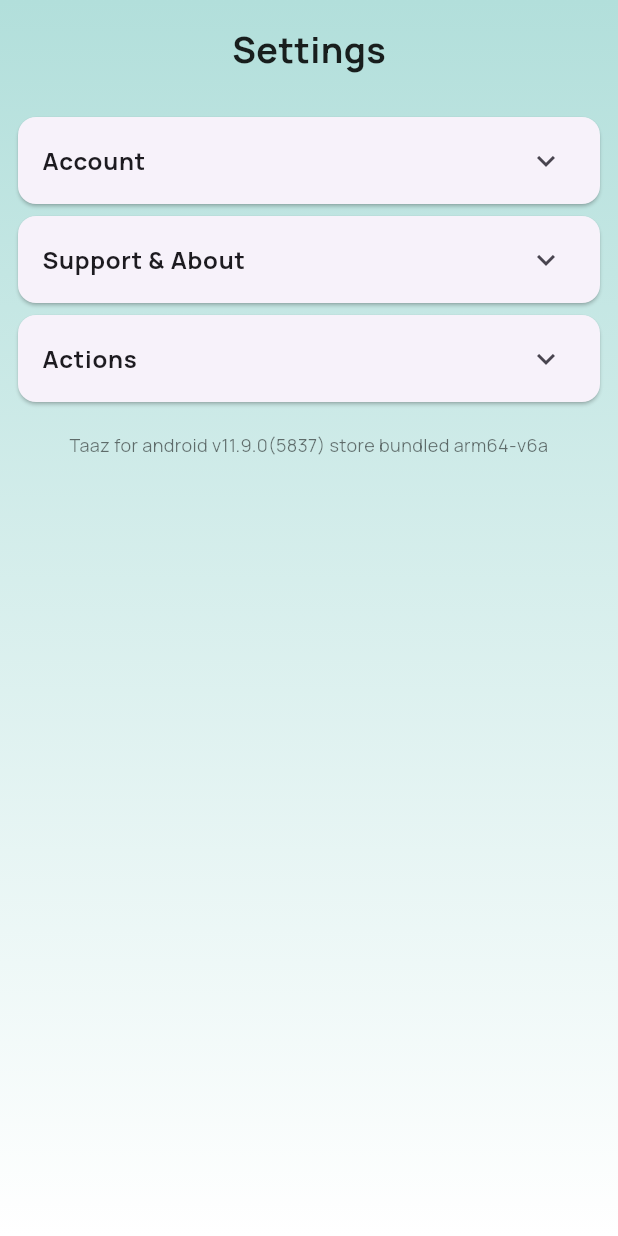
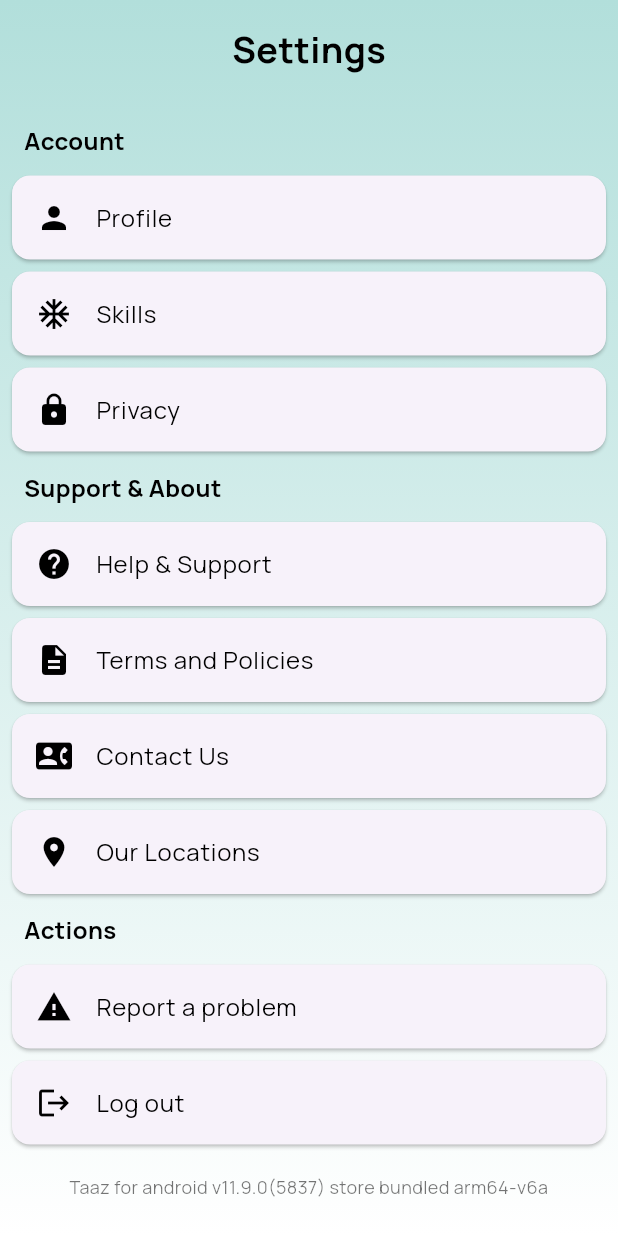
Before and after one commit to zhiren0326/fyp, a Flutter app: the AccountPage screen opened directly, on a phone screen of 412 x 824 dp. Run offline on Flutter 3.47's test engine with Material 3 defaults, Android fonts, the light colour scheme and no system bars; our stand-ins replace cloud_firestore, firebase_auth, firebase_core, flutter_map, flutter_svg, geocoding and 8 more; accounts and stored records are empty.

Commit message:
add more more more more more

```diff
--- a/lib/SetttingsPage/account.dart
+++ b/lib/SetttingsPage/account.dart
@@ -1,16 +1,35 @@
 import 'package:flutter/material.dart';
+import 'package:fyp/Login%20Signup/Screen/login.dart';
 import 'package:fyp/SetttingsPage/contactUS.dart';
 import 'package:fyp/SetttingsPage/helpsupport.dart';
 import 'package:fyp/SetttingsPage/ourlocation.dart';
 import 'package:fyp/SetttingsPage/privacy.dart';
 import 'package:fyp/SetttingsPage/reportproblem.dart';
-import 'package:fyp/SetttingsPage/security.dart';
 import 'package:fyp/SetttingsPage/termspolicies.dart';
 import 'package:fyp/module/Profile.dart';
+import 'package:firebase_auth/firebase_auth.dart';
+import 'package:fyp/module/SkillTags.dart'; // Added for Firebase Authentication
+
 
 class AccountPage extends StatelessWidget {
   @override
   Widget build(BuildContext context) {
+    Future<void> _logout() async {
+      try {
+        await FirebaseAuth.instance.signOut();
+        // Navigate to sign-in page and remove all previous routes
+        Navigator.pushAndRemoveUntil(
+          context,
+          MaterialPageRoute(builder: (context) => LoginScreen()),
+              (Route<dynamic> route) => false,
+        );
+      } catch (e) {
+        ScaffoldMessenger.of(context).showSnackBar(
+          SnackBar(content: Text('Error logging out: $e')),
+        );
+      }
+    }
+
     return Scaffold(
       body: Container(
         decoration: BoxDecoration(
@@ -30,7 +49,7 @@
                   style: TextStyle(
                     fontSize: 24,
                     fontWeight: FontWeight.bold,
-                    color: Colors.black87,
+                    color: Colors.black,
                   ),
                 ),
               ),
@@ -39,97 +58,130 @@
               child: ListView(
                 padding: EdgeInsets.all(8.0),
                 children: [
+                  // Account Section Header
+                  Padding(
+                    padding: const EdgeInsets.all(8.0),
+                    child: Text(
+                      'Account',
+                      style: TextStyle(
+                        fontWeight: FontWeight.bold,
+                        fontSize: 16,
+                        color: Colors.black,
+                      ),
+                    ),
+                  ),
                   Card(
-                    child: ExpansionTile(
-                      title: Text(
-                        'Account',
-                        style: TextStyle(fontWeight: FontWeight.bold),
-                      ),
-                      children: [
-                        ListTile(
-                          leading: Icon(Icons.person),
-                          title: Text('Profile'),
+                    margin: EdgeInsets.symmetric(vertical: 4.0),
+                    child: ListTile(
+                      leading: Icon(Icons.person, color: Colors.black),
+                      title: Text('Profile', style: TextStyle(color: Colors.black)),
                       onTap: () {
                         Navigator.push(context, MaterialPageRoute(builder: (context) => ProfileScreen()));
                       },
                     ),
-                        ListTile(
-                          leading: Icon(Icons.security),
-                          title: Text('Security'),
+                  ),
+                  Card(
+                    margin: EdgeInsets.symmetric(vertical: 4.0),
+                    child: ListTile(
+                      leading: Icon(Icons.ac_unit, color: Colors.black),
+                      title: Text('Skills', style: TextStyle(color: Colors.black)),
                       onTap: () {
-                            Navigator.push(context, MaterialPageRoute(builder: (context) => SecurityPage()));
+                        Navigator.push(context, MaterialPageRoute(builder: (context) => SkillTagScreen()));
                       },
                     ),
-                        ListTile(
-                          leading: Icon(Icons.lock),
-                          title: Text('Privacy'),
+                  ),
+                  Card(
+                    margin: EdgeInsets.symmetric(vertical: 4.0),
+                    child: ListTile(
+                      leading: Icon(Icons.lock, color: Colors.black),
+                      title: Text('Privacy', style: TextStyle(color: Colors.black)),
                       onTap: () {
                         Navigator.push(context, MaterialPageRoute(builder: (context) => PrivacyPage()));
                       },
                     ),
-                      ],
+                  ),
+                  // Support & About Section Header
+                  Padding(
+                    padding: const EdgeInsets.all(8.0),
+                    child: Text(
+                      'Support & About',
+                      style: TextStyle(
+                        fontWeight: FontWeight.bold,
+                        fontSize: 16,
+                        color: Colors.black,
+                      ),
                     ),
                   ),
                   Card(
-                    child: ExpansionTile(
-                      title: Text(
-                        'Support & About',
-                        style: TextStyle(fontWeight: FontWeight.bold),
-                      ),
-                      children: [
-                        ListTile(
-                          leading: Icon(Icons.help),
-                          title: Text('Help & Support'),
+                    margin: EdgeInsets.symmetric(vertical: 4.0),
+                    child: ListTile(
+                      leading: Icon(Icons.help, color: Colors.black),
+                      title: Text('Help & Support', style: TextStyle(color: Colors.black)),
                       onTap: () {
                         Navigator.push(context, MaterialPageRoute(builder: (context) => HelpSupportPage()));
                       },
                     ),
-                        ListTile(
-                          leading: Icon(Icons.description),
-                          title: Text('Terms and Policies'),
+                  ),
+                  Card(
+                    margin: EdgeInsets.symmetric(vertical: 4.0),
+                    child: ListTile(
+                      leading: Icon(Icons.description, color: Colors.black),
+                      title: Text('Terms and Policies', style: TextStyle(color: Colors.black)),
                       onTap: () {
                         Navigator.push(context, MaterialPageRoute(builder: (context) => TermsPoliciesPage()));
                       },
                     ),
-                        ListTile(
-                          leading: Icon(Icons.contact_phone),
-                          title: Text('Contact Us'),
+                  ),
+                  Card(
+                    margin: EdgeInsets.symmetric(vertical: 4.0),
+                    child: ListTile(
+                      leading: Icon(Icons.contact_phone, color: Colors.black),
+                      title: Text('Contact Us', style: TextStyle(color: Colors.black)),
                       onTap: () {
                         Navigator.push(context, MaterialPageRoute(builder: (context) => ContactUsPage()));
                       },
                     ),
-                        ListTile(
-                          leading: Icon(Icons.location_on),
-                          title: Text('Our Locations'),
+                  ),
+                  Card(
+                    margin: EdgeInsets.symmetric(vertical: 4.0),
+                    child: ListTile(
+                      leading: Icon(Icons.location_on, color: Colors.black),
+                      title: Text('Our Locations', style: TextStyle(color: Colors.black)),
                       onTap: () {
                         Navigator.push(context, MaterialPageRoute(builder: (context) => OurLocationsPage()));
                       },
                     ),
-                      ],
+                  ),
+                  // Actions Section Header
+                  Padding(
+                    padding: const EdgeInsets.all(8.0),
+                    child: Text(
+                      'Actions',
+                      style: TextStyle(
+                        fontWeight: FontWeight.bold,
+                        fontSize: 16,
+                        color: Colors.black,
+                      ),
                     ),
                   ),
                   Card(
-                    child: ExpansionTile(
-                      title: Text(
-                        'Actions',
-                        style: TextStyle(fontWeight: FontWeight.bold),
-                      ),
-                      children: [
-                        ListTile(
-                          leading: Icon(Icons.report_problem),
-                          title: Text('Report a problem'),
+                    margin: EdgeInsets.symmetric(vertical: 4.0),
+                    child: ListTile(
+                      leading: Icon(Icons.report_problem, color: Colors.black),
+                      title: Text('Report a problem', style: TextStyle(color: Colors.black)),
                       onTap: () {
                         Navigator.push(context, MaterialPageRoute(builder: (context) => ReportProblemPage()));
                       },
                     ),
-                        ListTile(
-                          leading: Icon(Icons.logout),
-                          title: Text('Log out'),
+                  ),
+                  Card(
+                    margin: EdgeInsets.symmetric(vertical: 4.0),
+                    child: ListTile(
+                      leading: Icon(Icons.logout, color: Colors.black),
+                      title: Text('Log out', style: TextStyle(color: Colors.black)),
                       onTap: () {
-                            // Add logout logic here
+                        _logout(); // Call logout function
                       },
-                        ),
-                      ],
                     ),
                   ),
                   Padding(
```
Also changed, not shown: lib/Accept Job Module/acceptjob.dart (added, +15 -0 lines), lib/Login Signup/Screen/home_screen.dart (+6 -6 lines), lib/SetttingsPage/security.dart (deleted, +0 -15 lines), lib/module/Profile.dart (+29 -35 lines), lib/module/SkillTags.dart (+11 -23 lines). Lines whose indentation alone changed are shown as unchanged.
